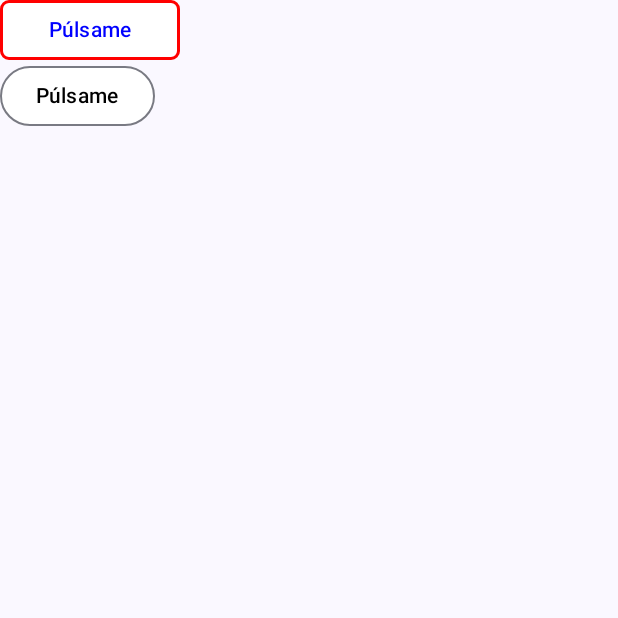
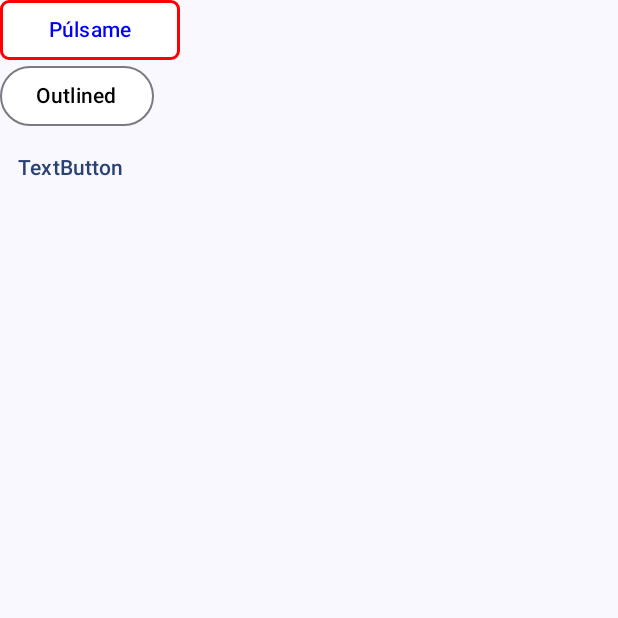
Before and after one commit to Miguel36/compose-app-course, an Android app built with Jetpack Compose: the screen it shows after launch (MainActivity), on a phone screen of 412 x 824 dp, the top half of it. Run offline under Robolectric (Android 15) with nearby library versions, the phone set to English and light mode, and no system bars.

Commit message:
TextButton, jetpack compose

```diff
--- a/app/src/main/java/com/skyfallen/myfirstcomposeapp/components/Button.kt
+++ b/app/src/main/java/com/skyfallen/myfirstcomposeapp/components/Button.kt
@@ -10,6 +10,7 @@ import androidx.compose.material3.Button
 import androidx.compose.material3.ButtonDefaults
 import androidx.compose.material3.OutlinedButton
 import androidx.compose.material3.Text
+import androidx.compose.material3.TextButton
 import androidx.compose.runtime.Composable
 import androidx.compose.ui.Modifier
 import androidx.compose.ui.graphics.Color
@@ -43,7 +44,9 @@ fun MyButtons(modifier: Modifier) {
                 contentColor = Color.Cyan
             )
         ) {
-            Text("Púlsame", color = Color.Black)
+            Text("Outlined", color = Color.Black)
         }
+
+        TextButton(onClick = {}) { Text(text = "TextButton") }
     }
 }
```
